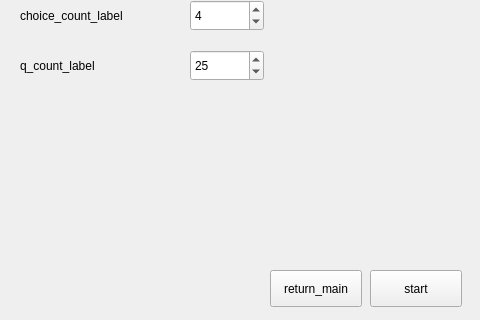
This is src/qt6-ui/region_game_config.ui in Aesistril/tubitak-flag as Qt 5 draws it before an edit; both pictures show x 160 to 640 and y 130 to 450 of the 640 by 450 pixel window. The edited form follows.
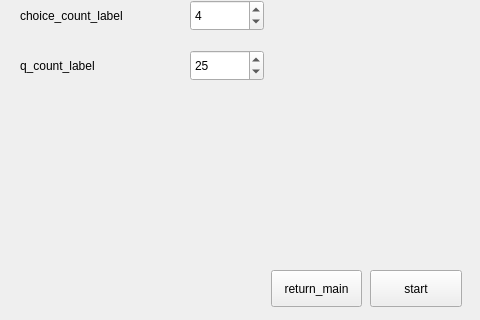
This is the edited form.

Commit message: I don't remember why I changed this

```diff
--- a/src/qt6-ui/region_game_config.ui
+++ b/src/qt6-ui/region_game_config.ui
@@ -109,9 +109,9 @@
   <widget class="QPushButton" name="return_main">
    <property name="geometry">
     <rect>
-     <x>430</x>
+     <x>431</x>
      <y>400</y>
-     <width>92</width>
+     <width>91</width>
      <height>37</height>
     </rect>
    </property>
```
